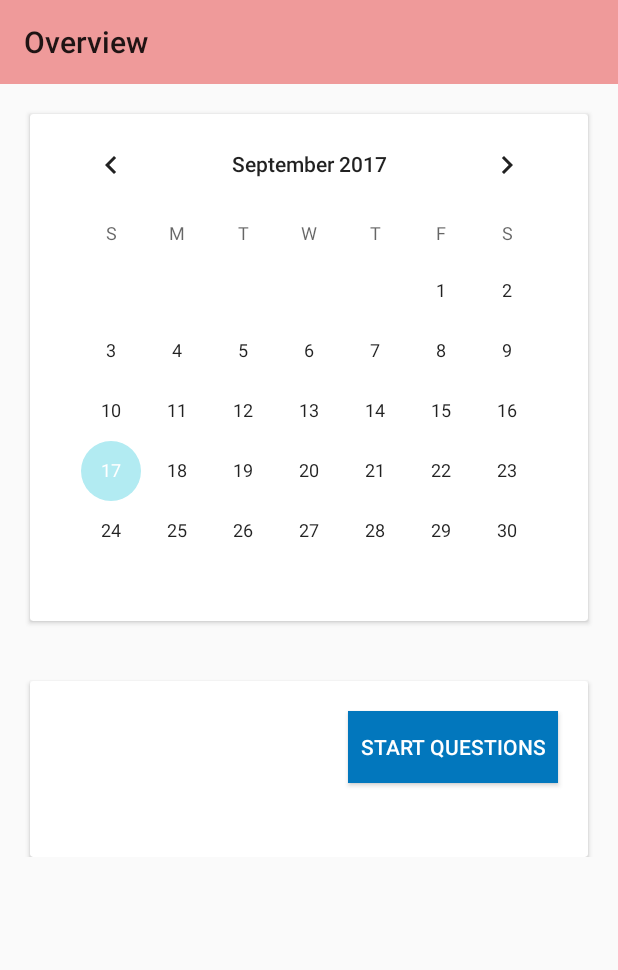
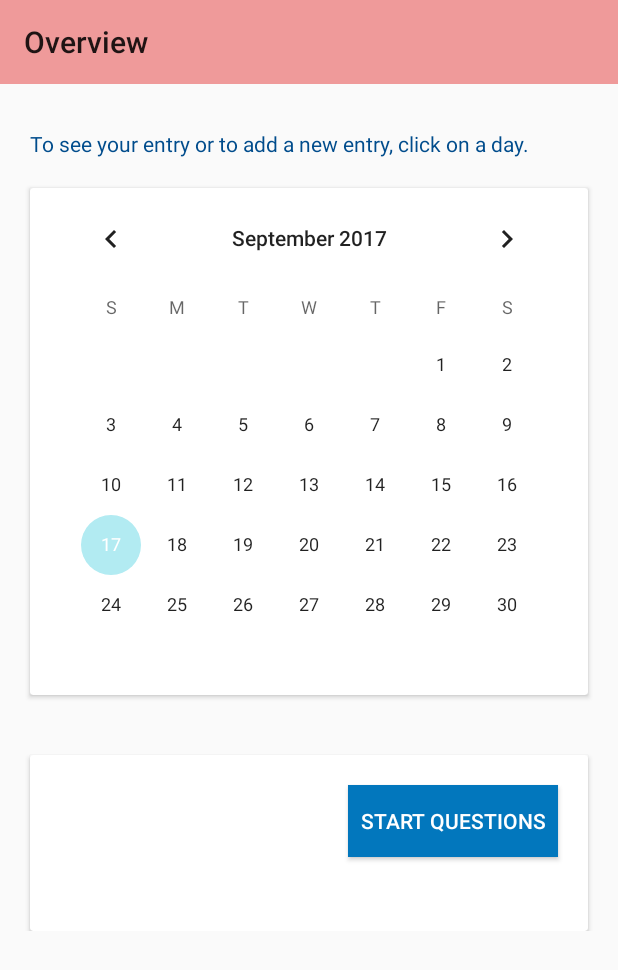
Before and after one commit to CampbellOwen/OneDayAtaTime, an Android app: the screen it shows after launch (Overview_Main), on a phone screen of 412 x 824 dp. Shown: the top 970 px of the screen. Run offline under Robolectric (Android 15) with nearby library versions, the phone set to English and light mode, and no system bars.

```diff
--- a/app/src/main/res/layout/overview_layout.xml
+++ b/app/src/main/res/layout/overview_layout.xml
@@ -1,10 +1,7 @@
 <?xml version="1.0" encoding="utf-8"?>
-<ScrollView xmlns:android="http://schemas.android.com/apk/res/android"
+<LinearLayout
+    xmlns:android="http://schemas.android.com/apk/res/android"
     xmlns:app="http://schemas.android.com/apk/res-auto"
-    android:layout_width="match_parent"
-    android:layout_height="match_parent">
-
-    <LinearLayout
     android:layout_width="match_parent"
     android:layout_height="match_parent"
     android:orientation="vertical">
@@ -15,6 +12,16 @@
         android:layout_height="wrap_content"
         android:textColor="@color/textcoloronSecondary"
         android:background="?attr/colorPrimary"/>
+
+    <ScrollView
+        android:layout_width="match_parent"
+        android:layout_height="match_parent">
+
+        <LinearLayout
+            android:layout_width="match_parent"
+            android:layout_height="match_parent"
+            android:orientation="vertical">
+
 
             <!--<android.support.v7.widget.CardView-->
 
@@ -45,6 +52,17 @@
                     <!--/>-->
 
             <!--</android.support.v7.widget.CardView>-->
+
+            <TextView
+                android:layout_width="match_parent"
+                android:layout_height="wrap_content"
+                android:ems="10"
+                android:textSize="14sp"
+                android:textColor="@color/colorSecondaryDark"
+                android:layout_marginEnd="20dp"
+                android:layout_marginStart="20dp"
+                android:layout_marginTop="30dp"
+                android:text="To see your entry or to add a new entry, click on a day."/>
 
             <android.support.v7.widget.CardView
                 xmlns:android="http://schemas.android.com/apk/res/android"
@@ -114,3 +132,4 @@
             </android.support.v7.widget.CardView>
         </LinearLayout>
     </ScrollView>
+</LinearLayout>
```
Lines whose indentation alone changed are shown as unchanged.
